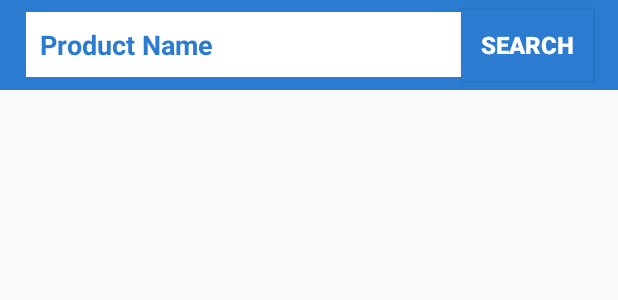
After one commit to MuRemo/Online-Shopping, an Android app: the layout activity_search_products.xml on its own in the app's theme, with its tools: preview values and no code run, on a phone screen of 412 x 824 dp. The commit adds this screen. Shown: the top 300 px of the screen. Run offline under Robolectric (Android 15) with nearby library versions, the phone set to English and light mode, and no system bars.

Commit message:
Search products

```diff
--- a/app/src/main/res/layout/activity_admin_new_orders.xml
+++ b/app/src/main/res/layout/activity_admin_new_orders.xml
@@ -30,7 +30,8 @@
         android:id="@+id/orders_list"
         android:layout_width="match_parent"
         android:layout_height="match_parent"
-        android:layout_below="@+id/r2">
-    </androidx.recyclerview.widget.RecyclerView>
+        android:layout_below="@+id/r2"
+        android:layout_marginTop="2dp"
+        ></androidx.recyclerview.widget.RecyclerView>
 
 </RelativeLayout>
--- /dev/null
+++ b/app/src/main/res/layout/activity_search_products.xml
@@ -0,0 +1,56 @@
+<?xml version="1.0" encoding="utf-8"?>
+<RelativeLayout xmlns:android="http://schemas.android.com/apk/res/android"
+    xmlns:app="http://schemas.android.com/apk/res-auto"
+    xmlns:tools="http://schemas.android.com/tools"
+    android:layout_width="match_parent"
+    android:layout_height="match_parent"
+    tools:context=".SearchProductsActivity">
+
+    <RelativeLayout
+        android:id="@+id/r5"
+        android:layout_width="match_parent"
+        android:layout_height="60dp"
+        android:background="@color/colorPrimaryDark"
+        android:layout_alignParentTop="true"
+        android:layout_centerHorizontal="true">
+
+        <androidx.appcompat.widget.AppCompatEditText
+            android:id="@+id/search_product_name"
+            android:layout_width="290dp"
+            android:layout_height="wrap_content"
+            android:hint="Product Name"
+            android:textSize="18dp"
+            android:textStyle="bold"
+            android:background="@android:color/white"
+            android:padding="9dp"
+            android:layout_marginStart="17dp"
+            android:layout_centerVertical="true"
+            android:textColorHint="@color/colorPrimaryDark"
+            android:layout_marginLeft="17dp" />
+
+        <Button
+            android:id="@+id/search_btn"
+            android:layout_width="wrap_content"
+            android:layout_height="wrap_content"
+            android:text="Search"
+            android:textColor="@android:color/white"
+            android:textSize="16dp"
+            android:textStyle="bold"
+            android:padding="9dp"
+            android:layout_centerInParent="true"
+            android:background="@color/colorPrimaryDark"
+            android:layout_toRightOf="@+id/search_product_name"
+            />
+
+    </RelativeLayout>
+
+
+
+    <androidx.recyclerview.widget.RecyclerView
+        android:id="@+id/search_list"
+        android:layout_width="match_parent"
+        android:layout_height="match_parent"
+        android:layout_below="@+id/r5">
+    </androidx.recyclerview.widget.RecyclerView>
+
+</RelativeLayout>
```
Also changed, not shown: app/src/main/AndroidManifest.xml (+4 -3 lines), app/src/main/java/com/example/fazz/CartActivity.java (+27 -24 lines), app/src/main/java/com/example/fazz/SearchProductsActivity.java (added, +106 -0 lines), app/src/main/res/layout/activity_cart.xml (+9 -14 lines), app/src/main/java/com/example/fazz/AdminNewOrdersActivity.java (line endings or trailing spaces).
